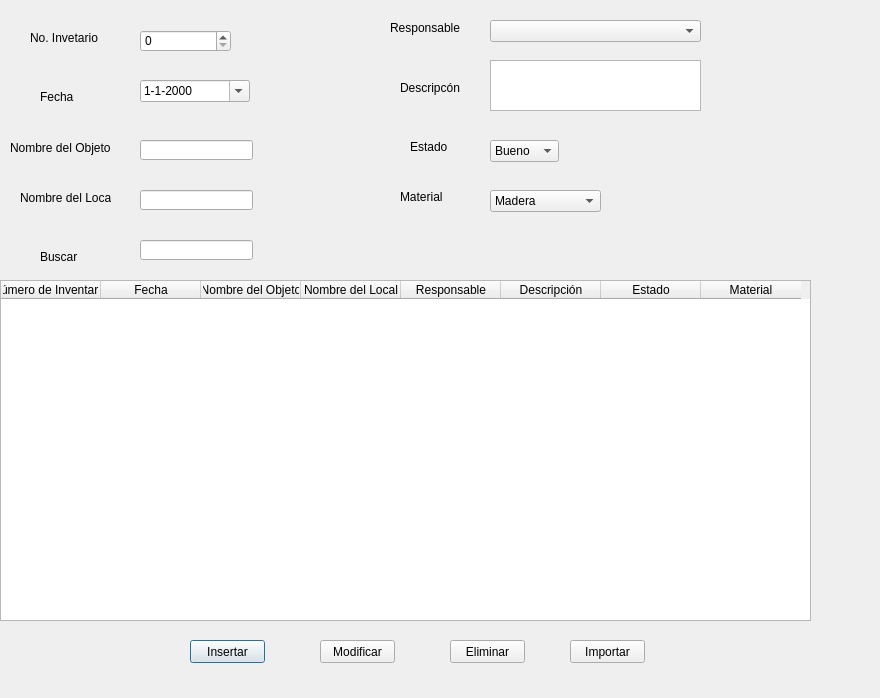
Qt form vistas/ui/lista_mueble.ui (Marquetty/Medioss) before a commit.
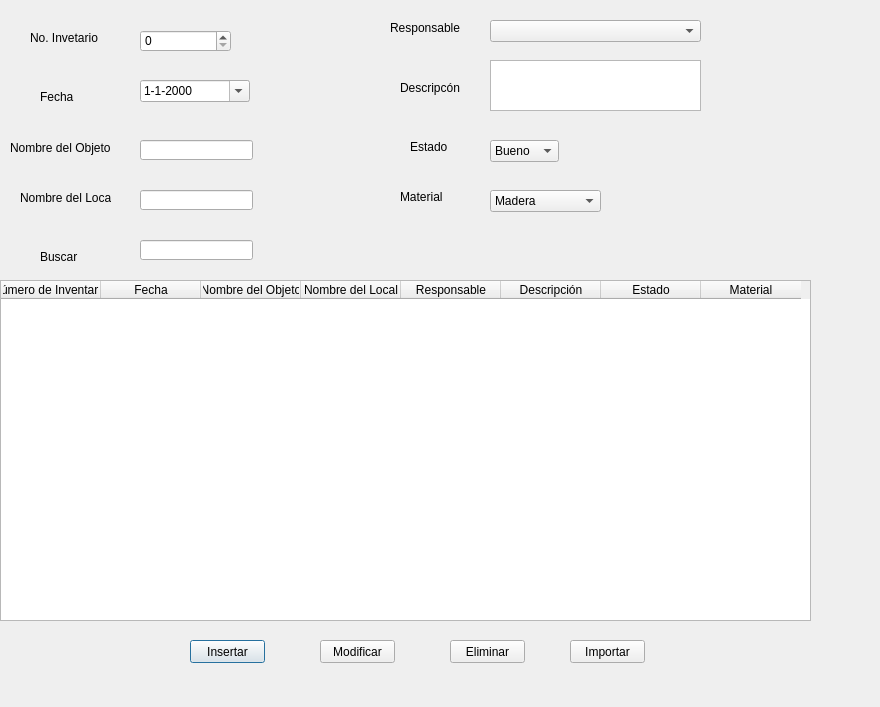
The same form after that commit.

Diff of the .ui file:
```diff
--- a/vistas/ui/lista_mueble.ui
+++ b/vistas/ui/lista_mueble.ui
@@ -7,7 +7,7 @@
     <x>0</x>
     <y>0</y>
     <width>880</width>
-    <height>698</height>
+    <height>707</height>
    </rect>
   </property>
   <property name="windowTitle">
```
